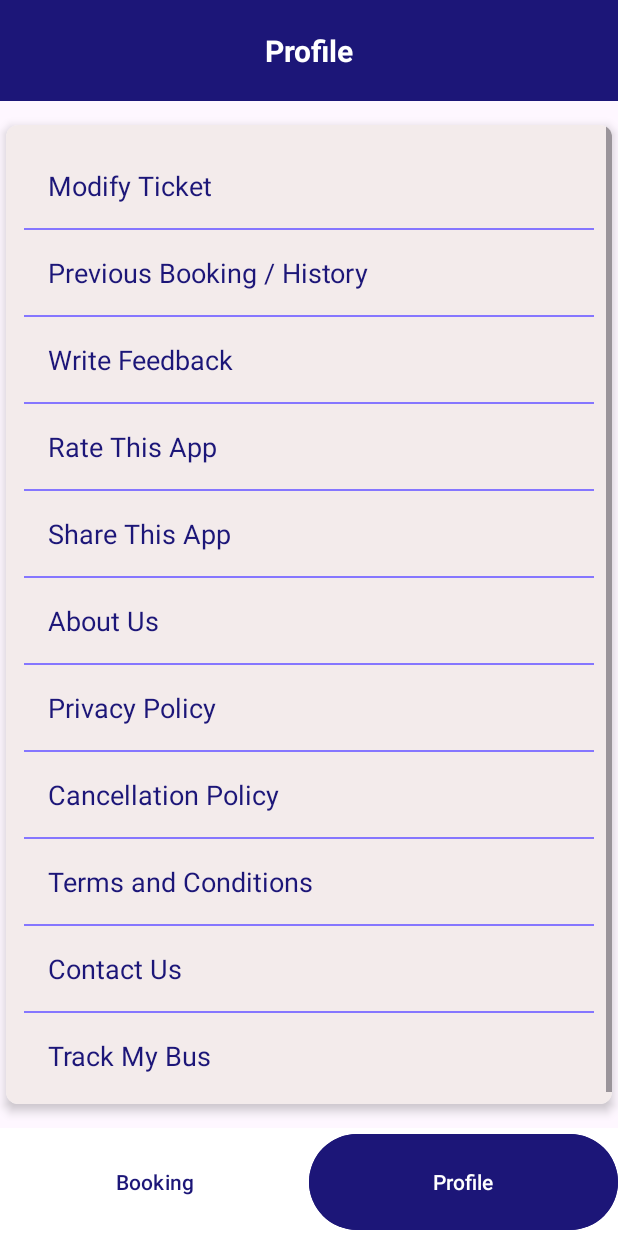
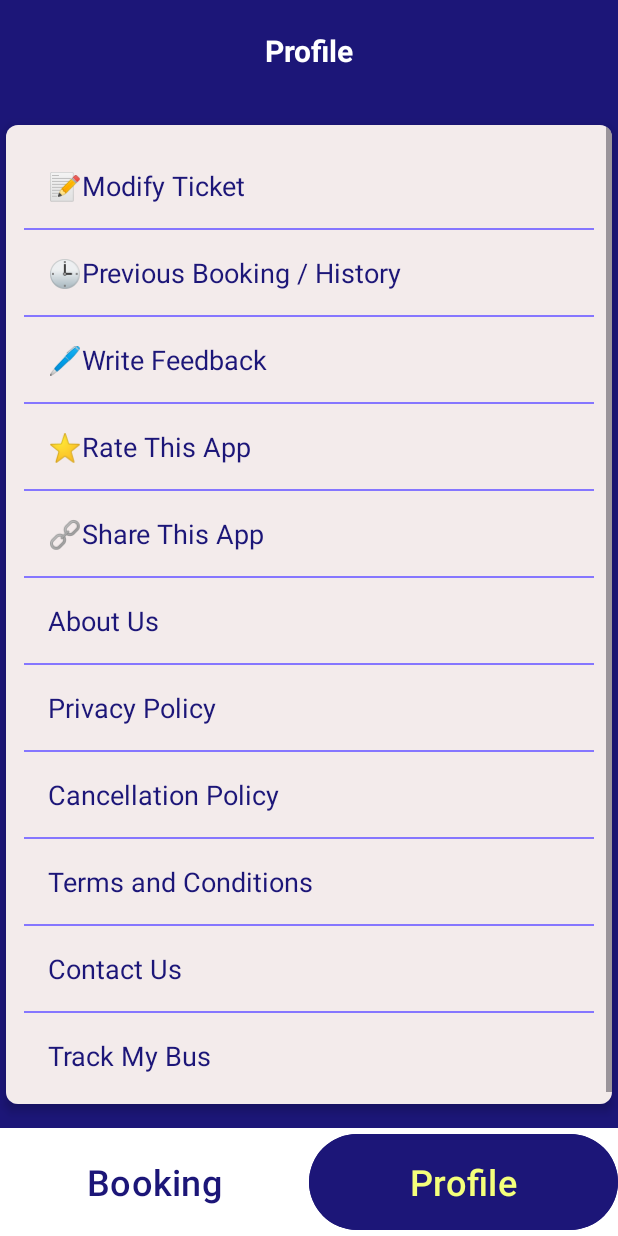
Before and after one commit to COOLMishraG/CMG-Travels, an Android app: the Profile screen opened directly, with no data from a screen before it, on a phone screen of 412 x 824 dp. Run offline under Robolectric (Android 15) with nearby library versions, the light colour scheme and no system bars.

Commit message:
bottomTOOLBar INITiAted

```diff
--- a/app/src/main/java/com/example/myapplication/MainActivity.kt
+++ b/app/src/main/java/com/example/myapplication/MainActivity.kt
@@ -1,5 +1,6 @@
 package com.example.myapplication
 
+import android.annotation.SuppressLint
 import android.app.DatePickerDialog
 import android.content.Intent
 import android.os.Bundle
@@ -41,6 +42,7 @@ class MainActivity : AppCompatActivity() {
         private const val DESTINATION_STATION_REQUEST_CODE = 2
     }
 
+    @SuppressLint("SuspiciousIndentation")
     override fun onCreate(savedInstanceState: Bundle?) {
         super.onCreate(savedInstanceState)
         binding = ActivityMainBinding.inflate(layoutInflater)
@@ -52,7 +54,7 @@ class MainActivity : AppCompatActivity() {
             insets
         }
         binding.profileButton.setOnClickListener {
-        val intent = Intent(this, Profile::class.java)
+         val intent = Intent(this, Profile::class.java)
             startActivity(intent)
             finish()
         }
--- a/app/src/main/java/com/example/myapplication/Profile.kt
+++ b/app/src/main/java/com/example/myapplication/Profile.kt
@@ -1,20 +1,33 @@
 package com.example.myapplication
 
+import android.content.Intent
 import android.os.Bundle
+import android.widget.Button
 import androidx.activity.enableEdgeToEdge
 import androidx.appcompat.app.AppCompatActivity
 import androidx.core.view.ViewCompat
 import androidx.core.view.WindowInsetsCompat
+import com.example.myapplication.databinding.ActivityBusBinding
+import com.example.myapplication.databinding.ActivityProfileBinding
 
 class Profile : AppCompatActivity() {
+    val binding : ActivityProfileBinding by lazy {
+        ActivityProfileBinding.inflate(layoutInflater)
+    }
     override fun onCreate(savedInstanceState: Bundle?) {
         super.onCreate(savedInstanceState)
         enableEdgeToEdge()
-        setContentView(R.layout.activity_profile)
+        setContentView(binding.root)
         ViewCompat.setOnApplyWindowInsetsListener(findViewById(R.id.main)) { v, insets ->
             val systemBars = insets.getInsets(WindowInsetsCompat.Type.systemBars())
             v.setPadding(systemBars.left, systemBars.top, systemBars.right, systemBars.bottom)
             insets
         }
+        binding.bookingButton1.setOnClickListener {
+            val intent = Intent(this, MainActivity::class.java)
+            startActivity(intent)
+            finish()
+        }
+
     }
 }
--- a/app/src/main/res/layout/activity_main.xml
+++ b/app/src/main/res/layout/activity_main.xml
@@ -179,19 +179,21 @@
             android:layout_width="0dp"
             android:layout_height="match_parent"
             android:layout_weight="1"
+            android:backgroundTint="#1C1678"
+            android:enabled="false"
             android:text="Booking"
-            android:textColor="#FFFFFF"
-            android:backgroundTint="#1C1678"
-            android:enabled="false" />
+            android:textColor="#F4FF7B"
+            android:textSize="24sp" />
 
         <Button
             android:id="@+id/profileButton"
             android:layout_width="0dp"
             android:layout_height="match_parent"
             android:layout_weight="1"
+            android:backgroundTint="#FFFFFF"
             android:text="Profile"
             android:textColor="#1C1678"
-            android:backgroundTint="#FFFFFF" />
+            android:textSize="24sp" />
 
     </LinearLayout>
 
--- a/app/src/main/res/layout/activity_profile.xml
+++ b/app/src/main/res/layout/activity_profile.xml
@@ -5,6 +5,7 @@
     android:id="@+id/main"
     android:layout_width="match_parent"
     android:layout_height="match_parent"
+    android:background="#1C1678"
     tools:context=".Profile">
 
     <androidx.appcompat.widget.Toolbar
@@ -42,7 +43,8 @@
 
         <ScrollView
             android:layout_width="match_parent"
-            android:layout_height="match_parent">
+            android:layout_height="match_parent"
+            android:background="#1C1678">
 
             <LinearLayout
                 android:layout_width="match_parent"
@@ -58,7 +60,7 @@
                     android:clickable="true"
                     android:focusable="true"
                     android:padding="16dp"
-                    android:text="Modify Ticket"
+                    android:text="📝Modify Ticket"
                     android:textColor="#1C1678"
                     android:textSize="18sp" />
 
@@ -74,7 +76,7 @@
                     android:clickable="true"
                     android:focusable="true"
                     android:padding="16dp"
-                    android:text="Previous Booking / History"
+                    android:text="🕒Previous Booking / History"
                     android:textColor="#1C1678"
                     android:textSize="18sp" />
 
@@ -90,7 +92,7 @@
                     android:clickable="true"
                     android:focusable="true"
                     android:padding="16dp"
-                    android:text="Write Feedback"
+                    android:text="🖊️Write Feedback"
                     android:textColor="#1C1678"
                     android:textSize="18sp" />
 
@@ -106,7 +108,7 @@
                     android:clickable="true"
                     android:focusable="true"
                     android:padding="16dp"
-                    android:text="Rate This App"
+                    android:text="⭐Rate This App"
                     android:textColor="#1C1678"
                     android:textSize="18sp" />
 
@@ -122,7 +124,7 @@
                     android:clickable="true"
                     android:focusable="true"
                     android:padding="16dp"
-                    android:text="Share This App"
+                    android:text="🔗Share This App"
                     android:textColor="#1C1678"
                     android:textSize="18sp" />
 
@@ -230,30 +232,32 @@
         android:id="@+id/bottomNavBar"
         android:layout_width="0dp"
         android:layout_height="72dp"
+        android:background="#FFFFFF"
         android:orientation="horizontal"
-        android:background="#FFFFFF"
         app:layout_constraintBottom_toBottomOf="parent"
         app:layout_constraintEnd_toEndOf="parent"
         app:layout_constraintStart_toStartOf="parent">
 
         <Button
-            android:id="@+id/bookingButton"
+            android:id="@+id/bookingButton1"
             android:layout_width="0dp"
             android:layout_height="match_parent"
             android:layout_weight="1"
+            android:backgroundTint="#FFFFFF"
             android:text="Booking"
             android:textColor="#1C1678"
-            android:backgroundTint="#FFFFFF" />
+            android:textSize="24sp" />
 
         <Button
             android:id="@+id/profileButton"
             android:layout_width="0dp"
             android:layout_height="match_parent"
             android:layout_weight="1"
+            android:backgroundTint="#1C1678"
+            android:enabled="false"
             android:text="Profile"
-            android:textColor="#FFFFFF"
-            android:backgroundTint="#1C1678"
-            android:enabled="false" />
+            android:textColor="#F4FF7B"
+            android:textSize="24sp" />
 
     </LinearLayout>
 
```
